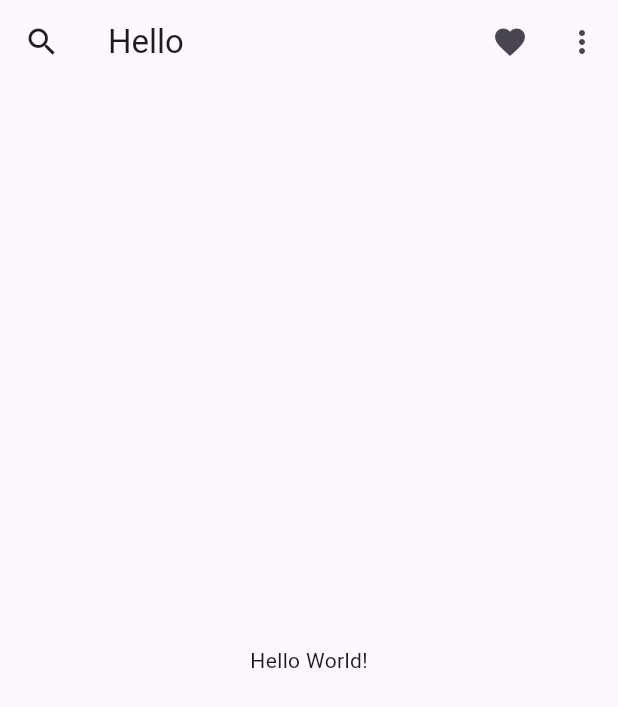
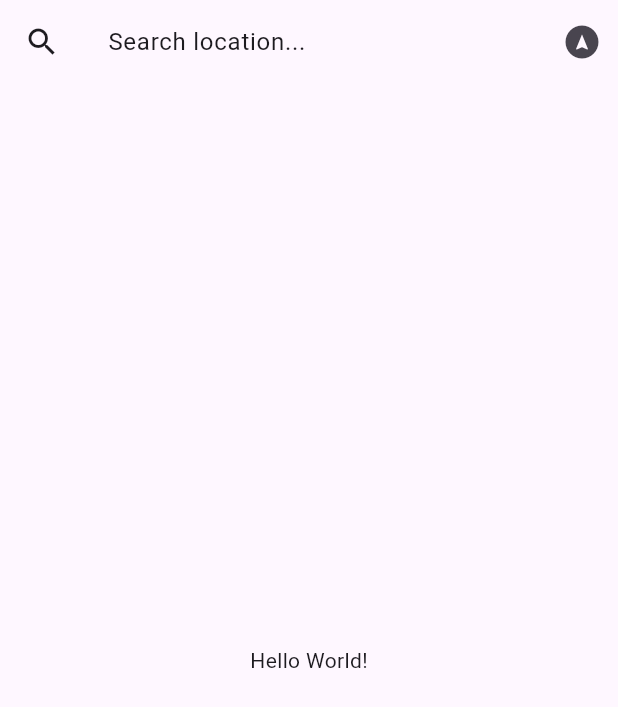
Before and after one commit to harinez2/42_Mobile_Piscine, a Flutter app: the screen it shows after launch, on a phone screen of 412 x 824 dp. Shown: the top 707 px of the screen. Run offline on Flutter 3.47's test engine with Material 3 defaults, Android fonts, the phone set to English and light mode, and no system bars.

Commit message:
changed design

```diff
--- a/Module01/ex00/weather_proj/lib/main.dart
+++ b/Module01/ex00/weather_proj/lib/main.dart
@@ -15,20 +15,22 @@ class MainApp extends StatelessWidget {
           // 左側のアイコン
           leading: const Icon(Icons.search),
           // タイトルテキスト
-          title: const Text('Hello'),
+          title: TextField(
+            textAlign: TextAlign.left,
+            controller: TextEditingController(text: 'Search location...'),
+            decoration: const InputDecoration(
+              border: InputBorder.none,
+            ),
+          ),
           // 右側のアイコン一覧
           actions: <Widget>[
             IconButton(
               onPressed: () {},
-              icon: const Icon(Icons.favorite),
-            ),
-            IconButton(
-              onPressed: () {},
-              icon: const Icon(Icons.more_vert),
+              icon: const Icon(Icons.assistant_navigation),
             ),
           ],
         ),
-        body:const Center(
+        body: const Center(
           child: Text('Hello World!'),
         ),
       ),
```
